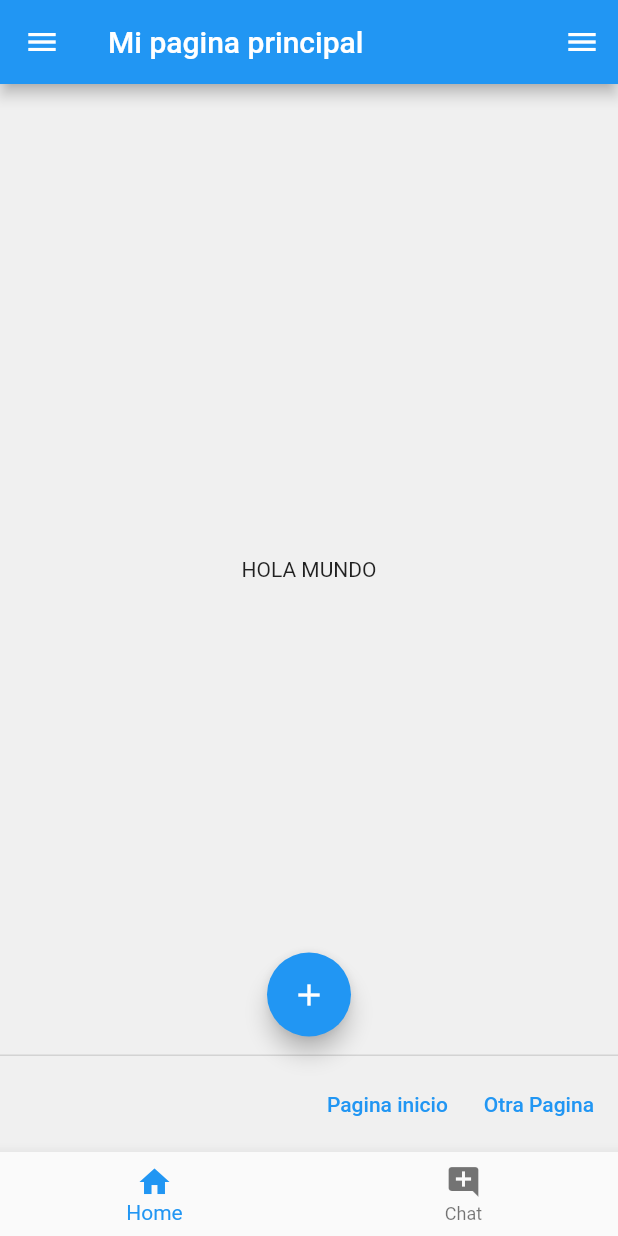
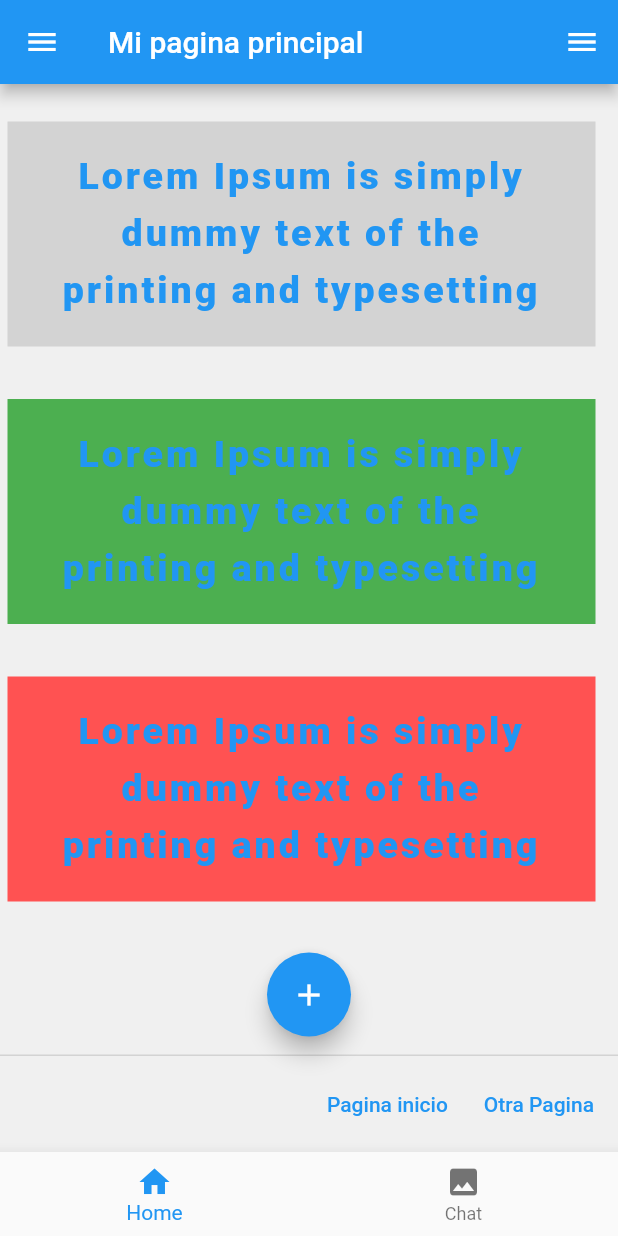
Before and after one commit to jorgeHorta11/AppFlutter, a Flutter app: the screen it shows after launch, on a phone screen of 412 x 824 dp. Run offline on Flutter 3.47's test engine with Material 2 defaults, Android fonts, the phone set to English and light mode, and no system bars.

Commit message:
Navegacion entre pantallas y nuevo componente

```diff
--- a/lib/main.dart
+++ b/lib/main.dart
@@ -1,5 +1,6 @@
 import 'package:flutter/material.dart';
 import 'pages/homePages.dart';
+import 'pages/images_example.dart';
 void main(){
   runApp(MyApp());
 }
@@ -8,7 +9,9 @@ class MyApp extends StatelessWidget{
   @override
   Widget build(BuildContext context) {
    return MaterialApp(
+
      home: HomePage(),
+
    );
   }
 
--- a/lib/pages/homePages.dart
+++ b/lib/pages/homePages.dart
@@ -1,6 +1,8 @@
+import 'package:flutter/cupertino.dart';
 import 'package:flutter/material.dart';
+import 'package:flutter_app_ejercicio/pages/images_example.dart';
 
-class HomePage extends StatelessWidget{
+class HomePage extends StatelessWidget {
   @override
   Widget build(BuildContext context) {
     return Scaffold(
@@ -8,35 +10,106 @@ class HomePage extends StatelessWidget{
         appBar: AppBar(
           title: Text("Mi pagina principal"),
         ),
-        body: Center(
-          child: Text("HOLA MUNDO"),
+        body: ListView(
+
+            children: <Widget> [
+            Container(
+            width: 250,
+            height: 150,
+            alignment: Alignment.center,
+            margin: EdgeInsets.only(left: 5, top: 25, right: 15, bottom: 10),
+            padding: EdgeInsets.symmetric(horizontal: 20, vertical: 15),
+
+            color: Colors.black12,
+            child: Text(
+                "Lorem Ipsum is simply dummy text of the printing and typesetting industry. Lorem Ipsum has been the industry's "
+                    "standard dummy text ever since the 1500s, when an unknown printer took a galley of type and scrambled it to make a type specimen book.",
+                textAlign: TextAlign.center,
+                style: TextStyle(
+                    fontSize: 25,
+                    color: Colors.blue,
+                    fontWeight: FontWeight.w900,
+                    letterSpacing: 2,
+                    decoration: TextDecoration.none,
+                    height: 1.5))),
+            Container(
+                width: 250,
+                height: 150,
+                alignment: Alignment.center,
+                margin: EdgeInsets.only(left: 5, top: 25, right: 15, bottom: 10),
+                padding: EdgeInsets.symmetric(horizontal: 20, vertical: 15),
+
+                color: Colors.green,
+                child: Text(
+                    "Lorem Ipsum is simply dummy text of the printing and typesetting industry. Lorem Ipsum has been the industry's "
+                        "standard dummy text ever since the 1500s, when an unknown printer took a galley of type and scrambled it to make a type specimen book.",
+                    textAlign: TextAlign.center,
+                    style: TextStyle(
+                        fontSize: 25,
+                        color: Colors.blue,
+                        fontWeight: FontWeight.w900,
+                        letterSpacing: 2,
+                        decoration: TextDecoration.none,
+                        height: 1.5))),
+            Container(
+                width: 250,
+                height: 150,
+                alignment: Alignment.center,
+                margin: EdgeInsets.only(left: 5, top: 25, right: 15, bottom: 10),
+                padding: EdgeInsets.symmetric(horizontal: 20, vertical: 15),
+
+                color: Colors.redAccent,
+                child: Text(
+                    "Lorem Ipsum is simply dummy text of the printing and typesetting industry. Lorem Ipsum has been the industry's "
+                        "standard dummy text ever since the 1500s, when an unknown printer took a galley of type and scrambled it to make a type specimen book.",
+                    textAlign: TextAlign.center,
+                    style: TextStyle(
+                        fontSize: 25,
+                        color: Colors.blue,
+                        fontWeight: FontWeight.w900,
+                        letterSpacing: 2,
+                        decoration: TextDecoration.none,
+                        height: 1.5))),
+
+          ]
+
+
         ),
 
+
         floatingActionButton: FloatingActionButton(
-        onPressed: (){},
+
+          onPressed: () {
+            Navigator.of(context).push(MaterialPageRoute(
+              builder: (context) =>ImagesExample(),
+            ));
+          },
+
           child: Icon(Icons.add),
+
         ),
-      floatingActionButtonLocation: FloatingActionButtonLocation.miniCenterFloat,
+        floatingActionButtonLocation:
+            FloatingActionButtonLocation.miniCenterFloat,
         drawer: Drawer(
           child: Text("drawerContent"),
         ),
         endDrawer: Drawer(
           child: Text("end drawer content"),
         ),
+
+
         bottomNavigationBar: BottomNavigationBar(
-
           items: [
             BottomNavigationBarItem(icon: Icon(Icons.home), label: "Home"),
-        BottomNavigationBarItem(icon: Icon(Icons.add_comment), label: "Chat")],
+            BottomNavigationBarItem(
+                icon: Icon(Icons.image), label: "Chat"),
+
+          ],
         ),
+
         persistentFooterButtons: [
-        TextButton(onPressed: (){},
-            child: Text ("Pagina inicio")
-        ),
-        TextButton(onPressed: (){},
-            child: Text ("Otra Pagina"))
-      ]
-    );
+          TextButton(onPressed: () {}, child: Text("Pagina inicio")),
+          TextButton(onPressed: () {}, child: Text("Otra Pagina"))
+        ]);
   }
-
 }
--- /dev/null
+++ b/lib/pages/images_example.dart
@@ -0,0 +1,69 @@
+import 'package:flutter/cupertino.dart';
+import 'package:flutter/material.dart';
+
+class ImagesExample extends StatelessWidget{
+  @override
+  Widget build(BuildContext context) {
+   return Scaffold(
+     backgroundColor: Color(0xffd5d5d5),
+     appBar: AppBar(
+       title: Text("Autos Deportivos"),
+
+     ),
+
+     body: ListView(
+
+       children: <Widget> [
+         Text(
+           "AUDI", style: TextStyle(fontSize: 20), textAlign: TextAlign.left
+         ),
+         Container(
+           height: 300,
+           child: Image.network('https://i.blogs.es/aae396/audi-tt-rs-2020_/840_560.jpg', width: 200),
+           padding: EdgeInsets.symmetric(vertical: 30, horizontal: 40),
+           margin: EdgeInsets.all(20),
+           decoration: BoxDecoration(
+               color: Colors.amberAccent,
+               border: Border.all(color: Colors.black26, width: 6),
+               borderRadius: BorderRadius.circular(10)
+           ),
+         ),
+         Text(
+             "The Audi TT is a 2-door production sports car made by Audi since 1998, and currently in "
+                 "its third generation. The first two generations were",
+             style: TextStyle(fontSize: 20, color: Colors.red), textAlign: TextAlign.center,
+         ),
+
+         Text(
+             "Ferrari SF90 Stradale", style: TextStyle(fontSize: 20), textAlign: TextAlign.left
+         ),
+         Container(
+           height: 300,
+           child: Image.network('https://upload.wikimedia.org/wikipedia/commons/1/13/Red_2019_Ferrari_SF90_Stradale_%2848264238897%29_%28cropped%29.jpg', width: 200),
+           padding: EdgeInsets.symmetric(vertical: 30, horizontal: 40),
+           margin: EdgeInsets.all(20),
+           decoration: BoxDecoration(
+               color: Colors.amberAccent,
+               border: Border.all(color: Colors.black26, width: 6),
+               borderRadius: BorderRadius.circular(10)
+           ),
+
+         ),
+         Text(
+             "The Ferrari SF90 Stradale (Type F173) is a mid-engine PHEV (Plug-in Hybrid Electric Vehicle) sports car "
+                 "produced by the Italian automobile manufacturer Ferrari. The car shares its name with "
+                 "the SF90 Formula One car with SF90 standing for the 90th anniversary of the Scuderia "
+                 "Ferrari racing team and Stradale meaning made for the road.",
+             style: TextStyle(fontSize: 20, color: Colors.red), textAlign: TextAlign.center
+         ),
+       ],
+
+
+
+
+
+     ),
+   );
+  }
+
+}
--- a/pubspec.yaml
+++ b/pubspec.yaml
@@ -45,8 +45,8 @@ flutter:
   uses-material-design: true
 
   # To add assets to your application, add an assets section, like this:
-  # assets:
-  #   - images/a_dot_burr.jpeg
+  assets:
+    - assets/
   #   - images/a_dot_ham.jpeg
 
   # An image asset can refer to one or more resolution-specific "variants", see
```
Also changed, not shown: assets/images/audi.png (added), assets/images/ferrari.png (added). Lines whose indentation alone changed are shown as unchanged.
